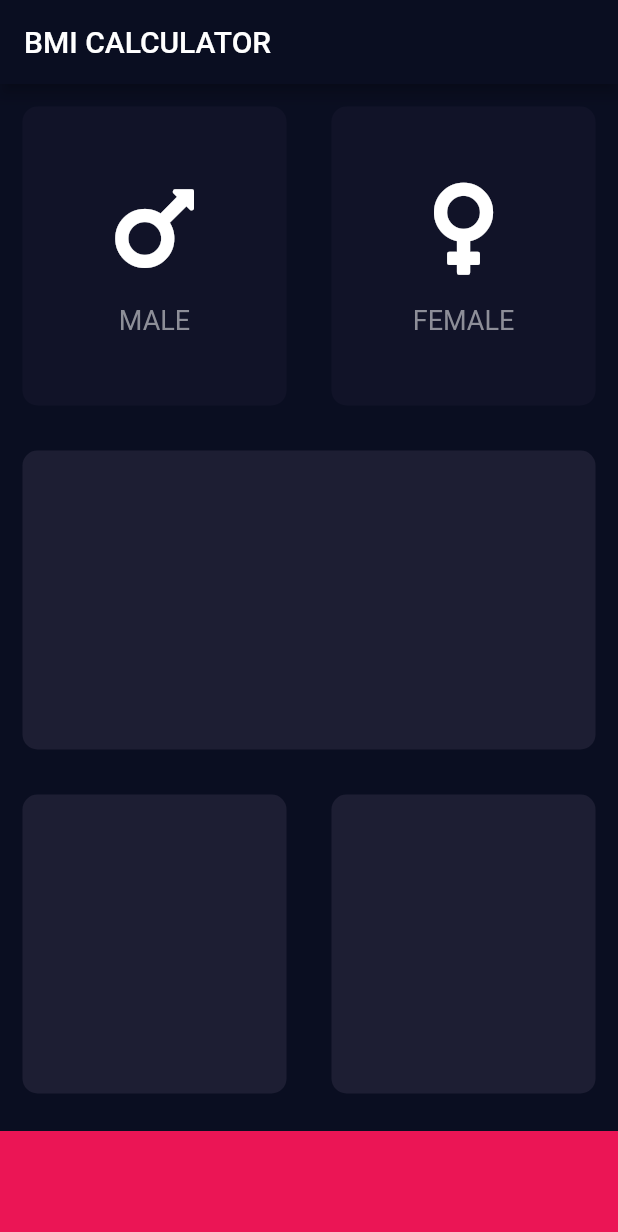
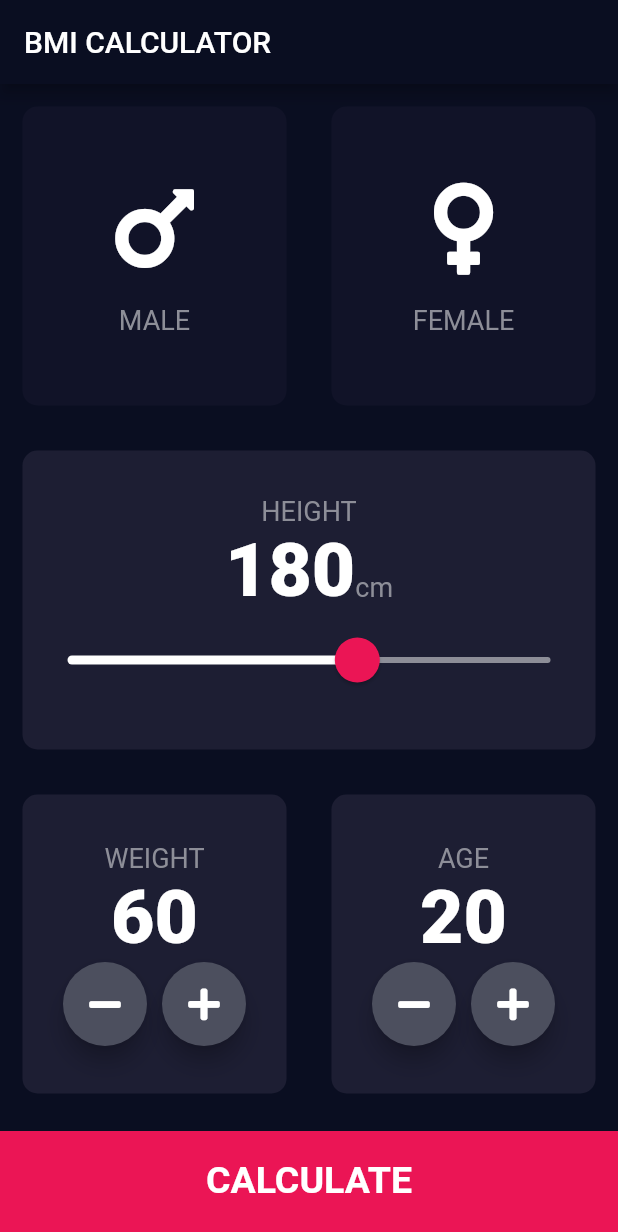
Before and after one commit to nassimesilv/flutterTrain, a Flutter app: the screen it shows after launch, on a phone screen of 412 x 824 dp. Shown: the top 1232 px of the screen. Run offline on Flutter 3.47's test engine with Material 2 defaults, Android fonts, the phone set to English and light mode, and no system bars; our stand-ins replace audioplayers, font_awesome_flutter, rflutter_alert.

Commit message:
finished bmi calculator app

```diff
--- /dev/null
+++ b/bmi_calculator/lib/calculator_brain.dart
@@ -0,0 +1,37 @@
+
+
+import 'dart:math';
+
+class CalculatorBrain {
+  final int weight;
+  final int height;
+
+  double _bmi;
+
+  CalculatorBrain({this.height, this.weight });
+
+  String calculateBmi() {
+    this._bmi = weight / pow(height / 100, 2);
+    return _bmi.toStringAsFixed(1);
+  }
+
+  String getResult() {
+    if (this._bmi >= 25) {
+      return 'Overweight';
+    } else if (this._bmi > 18.5) {
+      return 'Normal';
+    } else {
+      return 'Underweight';
+    }
+  }
+
+  String getInterpretation() {
+    if (this._bmi >= 25) {
+      return 'too fat';
+    } else if (this._bmi > 18.5) {
+      return 'random';
+    } else {
+      return 'too skinny';
+    }
+  }
+}
--- /dev/null
+++ b/bmi_calculator/lib/components/bottomButton.dart
@@ -0,0 +1,29 @@
+import 'package:flutter/material.dart';
+import 'package:bmi_calculator/constants.dart';
+
+class BottomButton extends StatelessWidget {
+  final Function onTap;
+  final String text;
+
+  BottomButton({this.text, this.onTap});
+
+  @override
+  Widget build(BuildContext context) {
+    return GestureDetector(
+      onTap: this.onTap,
+      child: Container(
+        color: kBottomContainerColor,
+        height: kBottomContainerHeight,
+        width: double.infinity,
+        margin: EdgeInsets.only(top: 10.0),
+        padding: EdgeInsets.only(bottom: 5.0),
+        child: Center(
+          child: Text(
+            this.text,
+            style: kLargeButtonTextStyle,
+          ),
+        ),
+      ),
+    );
+  }
+}
--- a/bmi_calculator/lib/iconContent.dart
+++ b/bmi_calculator/lib/components/iconContent.dart
@@ -1,9 +1,7 @@
 import 'package:flutter/material.dart';
+import 'package:bmi_calculator/constants.dart';
 
-const labelTextStyle = TextStyle(
-  color: Color(0xFF8D8E98),
-  fontSize: 18.0,
-);
+
 
 class IconContent extends StatelessWidget {
   final String text;
@@ -25,7 +23,7 @@ class IconContent extends StatelessWidget {
         ),
         Text(
           text,
-          style: labelTextStyle,
+          style: kLabelTextStyle,
         )
       ],
     );
--- /dev/null
+++ b/bmi_calculator/lib/components/roundIconButton.dart
@@ -0,0 +1,23 @@
+import 'package:flutter/material.dart';
+
+class RoundIconButton extends StatelessWidget {
+  final IconData iconData;
+  final Function onPressed;
+
+  RoundIconButton({@required this.onPressed, this.iconData});
+
+  @override
+  Widget build(BuildContext context) {
+    return RawMaterialButton(
+      child: Icon(this.iconData),
+      onPressed: this.onPressed,
+      elevation: 6.0,
+      constraints: BoxConstraints.tightFor(
+        width: 56.0,
+        height: 56.0,
+      ),
+      shape: CircleBorder(),
+      fillColor: Color(0xFF4C4F5E),
+    );
+  }
+}
--- /dev/null
+++ b/bmi_calculator/lib/constants.dart
@@ -0,0 +1,43 @@
+import 'package:flutter/material.dart';
+
+const double kBottomContainerHeight = 70.0;
+const Color kBottomContainerColor = Color(0xFFEB1555);
+const Color kActiveCardColor = Color(0xFF1D1E33);
+const Color kInactiveCardColor = Color(0xFF111328);
+
+enum Gender { male, female }
+
+const kLabelTextStyle = TextStyle(
+  color: Color(0xFF8D8E98),
+  fontSize: 18.0,
+);
+
+const kNumberTextStyle = TextStyle(
+  fontSize: 50.0,
+  fontWeight: FontWeight.w900,
+);
+
+const kLargeButtonTextStyle = TextStyle(
+  fontSize: 25.0,
+  fontWeight: FontWeight.bold,
+);
+
+const kTitleTextStyle = TextStyle(
+  fontSize: 50.0,
+  fontWeight: FontWeight.bold,
+);
+
+const kResultTextStyle = TextStyle(
+  color: Color(0xFF24D876),
+  fontSize: 22.0,
+  fontWeight: FontWeight.bold,
+);
+
+const kBMITextStyle = TextStyle(
+  fontSize: 100.0,
+  fontWeight: FontWeight.bold,
+);
+
+const kBodyTextStyle = TextStyle(
+  fontSize: 22.0,
+);
--- a/bmi_calculator/lib/input_page.dart
+++ /dev/null
@@ -1,94 +0,0 @@
-import 'package:flutter/material.dart';
-import 'package:font_awesome_flutter/font_awesome_flutter.dart';
-import 'reusableCard.dart';
-import 'iconContent.dart';
-
-const double bottomContainerHeight = 70.0;
-const Color bottomContainerColor = Color(0xFFEB1555);
-const Color activeCardColor = Color(0xFF1D1E33);
-const Color inactiveCardColor = Color(0xFF111328);
-
-enum Gender { male, female }
-
-class InputPage extends StatefulWidget {
-  @override
-  _InputPageState createState() => _InputPageState();
-}
-
-class _InputPageState extends State<InputPage> {
-  Color maleCardColor = inactiveCardColor;
-  Color femaleCardColor = activeCardColor;
-  Gender selectedGender;
-
-  @override
-  Widget build(BuildContext context) {
-    return Scaffold(
-      appBar: AppBar(
-        title: Text('BMI CALCULATOR'),
-      ),
-      body: Column(
-        children: <Widget>[
-          Expanded(
-            child: Row(
-              children: <Widget>[
-                Expanded(
-                  child: ReusableCard(
-                    onPress: () {
-                      setState(() {
-                        this.selectedGender = Gender.male;
-                      });
-                    },
-                    color: this.selectedGender == Gender.male
-                        ? activeCardColor
-                        : inactiveCardColor,
-                    cardChild: IconContent(
-                      icon: FontAwesomeIcons.mars,
-                      text: 'MALE',
-                    ),
-                  ),
-                ),
-                Expanded(
-                  child: ReusableCard(
-                    onPress: () {
-                      setState(() {
-                        this.selectedGender = Gender.female;
-                      });
-                    },
-                    color: this.selectedGender == Gender.female
-                        ? activeCardColor
-                        : inactiveCardColor,
-                    cardChild: IconContent(
-                      icon: FontAwesomeIcons.venus,
-                      text: 'FEMALE',
-                    ),
-                  ),
-                ),
-              ],
-            ),
-          ),
-          Expanded(
-            child: ReusableCard(color: activeCardColor),
-          ),
-          Expanded(
-            child: Row(
-              children: <Widget>[
-                Expanded(
-                  child: ReusableCard(color: activeCardColor),
-                ),
-                Expanded(
-                  child: ReusableCard(color: activeCardColor),
-                ),
-              ],
-            ),
-          ),
-          Container(
-            color: bottomContainerColor,
-            height: bottomContainerHeight,
-            width: double.infinity,
-            margin: EdgeInsets.only(top: 10.0),
-          )
-        ],
-      ),
-    );
-  }
-}
--- a/bmi_calculator/lib/main.dart
+++ b/bmi_calculator/lib/main.dart
@@ -1,5 +1,5 @@
 import 'package:flutter/material.dart';
-import 'input_page.dart';
+import 'package:bmi_calculator/screens/input_page.dart';
 
 void main() => runApp(BMICalculator());
 
--- /dev/null
+++ b/bmi_calculator/lib/screens/input_page.dart
@@ -0,0 +1,235 @@
+import 'package:flutter/material.dart';
+import 'package:font_awesome_flutter/font_awesome_flutter.dart';
+import 'package:bmi_calculator/components/reusableCard.dart';
+import 'package:bmi_calculator/components/iconContent.dart';
+import 'package:bmi_calculator/constants.dart';
+import 'package:bmi_calculator/components/roundIconButton.dart';
+import 'package:bmi_calculator/components/bottomButton.dart';
+import 'package:bmi_calculator/screens/result_page.dart';
+import 'package:bmi_calculator/calculator_brain.dart';
+
+class InputPage extends StatefulWidget {
+  @override
+  _InputPageState createState() => _InputPageState();
+}
+
+class _InputPageState extends State<InputPage> {
+  Color maleCardColor = kInactiveCardColor;
+  Color femaleCardColor = kActiveCardColor;
+
+  Gender selectedGender;
+
+  int height = 180;
+  int weight = 60;
+  int age = 20;
+
+  @override
+  Widget build(BuildContext context) {
+    return Scaffold(
+      appBar: AppBar(
+        title: Text('BMI CALCULATOR'),
+      ),
+      body: Column(
+        crossAxisAlignment: CrossAxisAlignment.stretch,
+        children: <Widget>[
+          Expanded(
+            child: Row(
+              children: <Widget>[
+                Expanded(
+                  child: ReusableCard(
+                    onPress: () {
+                      setState(() {
+                        this.selectedGender = Gender.male;
+                      });
+                    },
+                    color: this.selectedGender == Gender.male
+                        ? kActiveCardColor
+                        : kInactiveCardColor,
+                    cardChild: IconContent(
+                      icon: FontAwesomeIcons.mars,
+                      text: 'MALE',
+                    ),
+                  ),
+                ),
+                Expanded(
+                  child: ReusableCard(
+                    onPress: () {
+                      setState(() {
+                        this.selectedGender = Gender.female;
+                      });
+                    },
+                    color: this.selectedGender == Gender.female
+                        ? kActiveCardColor
+                        : kInactiveCardColor,
+                    cardChild: IconContent(
+                      icon: FontAwesomeIcons.venus,
+                      text: 'FEMALE',
+                    ),
+                  ),
+                ),
+              ],
+            ),
+          ),
+          Expanded(
+            child: ReusableCard(
+              color: kActiveCardColor,
+              cardChild: Column(
+                mainAxisAlignment: MainAxisAlignment.center,
+                children: <Widget>[
+                  Text(
+                    'HEIGHT',
+                    style: kLabelTextStyle,
+                  ),
+                  Row(
+                    mainAxisAlignment: MainAxisAlignment.center,
+                    crossAxisAlignment: CrossAxisAlignment.baseline,
+                    textBaseline: TextBaseline.alphabetic,
+                    children: <Widget>[
+                      Text(
+                        this.height.toString(),
+                        style: kNumberTextStyle,
+                      ),
+                      Text(
+                        'cm',
+                        style: kLabelTextStyle,
+                      ),
+                    ],
+                  ),
+                  SliderTheme(
+                    data: SliderTheme.of(context).copyWith(
+                      inactiveTrackColor: Color(0xFF8D8E98),
+                      activeTrackColor: Colors.white,
+                      thumbColor: Color(0xFFEB1555),
+                      overlayColor: Color(0x29EB1555),
+                      thumbShape:
+                          RoundSliderThumbShape(enabledThumbRadius: 15.0),
+                      overlayShape:
+                          RoundSliderOverlayShape(overlayRadius: 30.0),
+                    ),
+                    child: Slider(
+                      value: this.height.toDouble(),
+                      min: 120.0,
+                      max: 220.0,
+                      onChanged: (double newValue) {
+                        setState(() {
+                          this.height = newValue.round();
+                        });
+                      },
+                    ),
+                  ),
+                ],
+              ),
+            ),
+          ),
+          Expanded(
+            child: Row(
+              children: <Widget>[
+                Expanded(
+                  child: ReusableCard(
+                    color: kActiveCardColor,
+                    cardChild: Column(
+                      mainAxisAlignment: MainAxisAlignment.center,
+                      children: <Widget>[
+                        Text(
+                          'WEIGHT',
+                          style: kLabelTextStyle,
+                        ),
+                        Text(
+                          this.weight.toString(),
+                          style: kNumberTextStyle,
+                        ),
+                        Row(
+                          mainAxisAlignment: MainAxisAlignment.center,
+                          children: <Widget>[
+                            RoundIconButton(
+                              onPressed: () {
+                                setState(() {
+                                  this.weight--;
+                                });
+                              },
+                              iconData: FontAwesomeIcons.minus,
+                            ),
+                            SizedBox(
+                              width: 10.0,
+                            ),
+                            RoundIconButton(
+                              onPressed: () {
+                                setState(() {
+                                  this.weight++;
+                                });
+                              },
+                              iconData: FontAwesomeIcons.plus,
+                            ),
+                          ],
+                        )
+                      ],
+                    ),
+                  ),
+                ),
+                Expanded(
+                  child: ReusableCard(
+                    color: kActiveCardColor,
+                    cardChild: Column(
+                      mainAxisAlignment: MainAxisAlignment.center,
+                      children: <Widget>[
+                        Text(
+                          'AGE',
+                          style: kLabelTextStyle,
+                        ),
+                        Text(
+                          this.age.toString(),
+                          style: kNumberTextStyle,
+                        ),
+                        Row(
+                          mainAxisAlignment: MainAxisAlignment.center,
+                          children: <Widget>[
+                            RoundIconButton(
+                              iconData: FontAwesomeIcons.minus,
+                              onPressed: () {
+                                setState(() {
+                                  this.age--;
+                                });
+                              },
+                            ),
+                            SizedBox(
+                              width: 10.0,
+                            ),
+                            RoundIconButton(
+                              iconData: FontAwesomeIcons.plus,
+                              onPressed: () {
+                                setState(() {
+                                  this.age++;
+                                });
+                              },
+                            ),
+                          ],
+                        )
+                      ],
+                    ),
+                  ),
+                ),
+              ],
+            ),
+          ),
+          BottomButton(
+            text: 'CALCULATE',
+            onTap: () {
+              CalculatorBrain bmiCalculator =
+                  CalculatorBrain(height: this.height, weight: this.weight);
+              Navigator.push(
+                context,
+                MaterialPageRoute(
+                  builder: (BuildContext context) => ResultPage(
+                    bmi: bmiCalculator.calculateBmi(),
+                    bmiResult: bmiCalculator.getResult(),
+                    bmiInterpretation: bmiCalculator.getInterpretation(),
+                  ),
+                ),
+              );
+            },
+          ),
+        ],
+      ),
+    );
+  }
+}
--- /dev/null
+++ b/navigation_demo/lib/main.dart
@@ -0,0 +1,13 @@
+import 'package:flutter/material.dart';
+import 'screen1.dart';
+
+void main() => runApp(MyApp());
+
+class MyApp extends StatelessWidget {
+  @override
+  Widget build(BuildContext context) {
+    return MaterialApp(
+      home: Screen1(),
+    );
+  }
+}
```
Also changed, not shown: bmi_calculator/lib/screens/result_page.dart (added, +67 -0 lines), navigation_demo/lib/screen0.dart (added, +33 -0 lines), navigation_demo/lib/screen1.dart (added, +20 -0 lines), navigation_demo/lib/screen2.dart (added, +20 -0 lines), navigation_demo/pubspec.yaml (added, +72 -0 lines), bmi_calculator/lib/components/reusableCard.dart (renamed from bmi_calculator/lib/reusableCard.dart), navigation_demo/pubspec.lock (added), 54 other files.
